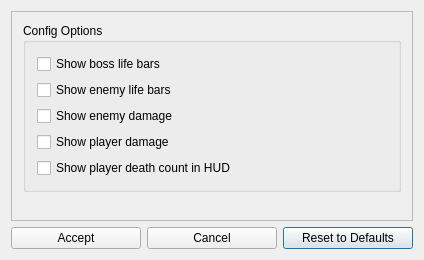
Before: the Qt Designer form randovania/gui/ui_files/dread_cosmetic_patches_dialog.ui in randovania/randovania, drawn with Qt 5.
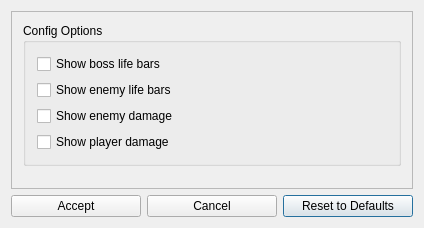
After: the same form once the commit is applied.

Commit message:
Revert "Merge remote-tracking branch 'upstream/main' into dread"
This reverts commit ec91bf8dad3f0fa7b12dc8203c3c78449ad43163, reversing
changes made to d82f4e60bdcbc7ab00645709a763db0cce11b780.

What changed in the file:
```diff
--- a/randovania/gui/ui_files/dread_cosmetic_patches_dialog.ui
+++ b/randovania/gui/ui_files/dread_cosmetic_patches_dialog.ui
@@ -7,7 +7,7 @@
     <x>0</x>
     <y>0</y>
     <width>424</width>
-    <height>260</height>
+    <height>228</height>
    </rect>
   </property>
   <property name="windowTitle">
@@ -84,13 +84,6 @@
             </property>
            </widget>
           </item>
-          <item>
-           <widget class="QCheckBox" name="show_death_counter">
-            <property name="text">
-             <string>Show player death count in HUD</string>
-            </property>
-           </widget>
-          </item>
          </layout>
         </widget>
        </item>
```
The commit also changes 321 other files.
